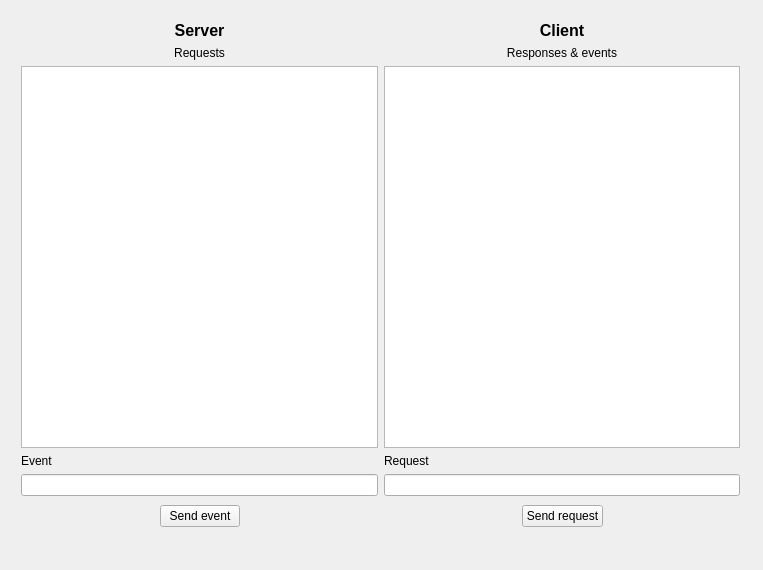
Qt form Experiments/ControlFlow/MainWindow.ui (stdstring/OpticalMeasurements) before a commit.
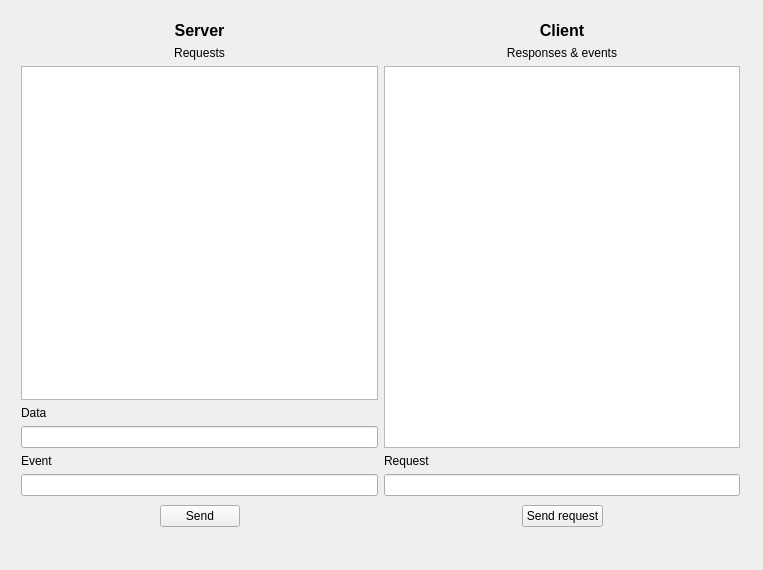
The same form after that commit.

Commit message: modified UI for adding ability of sending data via UDP

```diff
--- a/Experiments/ControlFlow/MainWindow.ui
+++ b/Experiments/ControlFlow/MainWindow.ui
@@ -14,7 +14,7 @@
    <string>MainWindow</string>
   </property>
   <widget class="QWidget" name="centralWidget">
-   <widget class="QWidget" name="">
+   <widget class="QWidget" name="layoutWidget">
     <property name="geometry">
      <rect>
       <x>10</x>
@@ -56,6 +56,16 @@
        <item>
         <widget class="QListWidget" name="RequestsList"/>
        </item>
+       <item>
+        <widget class="QLabel" name="DataLabel">
+         <property name="text">
+          <string>Data</string>
+         </property>
+        </widget>
+       </item>
+       <item>
+        <widget class="QLineEdit" name="DataInput"/>
+       </item>
        <item>
         <widget class="QLabel" name="EventLabel">
          <property name="text">
@@ -84,7 +94,7 @@
          <item>
           <widget class="QPushButton" name="SendEventButton">
            <property name="text">
-            <string>Send event</string>
+            <string>Send</string>
            </property>
           </widget>
          </item>
```
Left out of the diff: 8 changed lines with no effect on the pictures. The commit also changes 1 other file.
